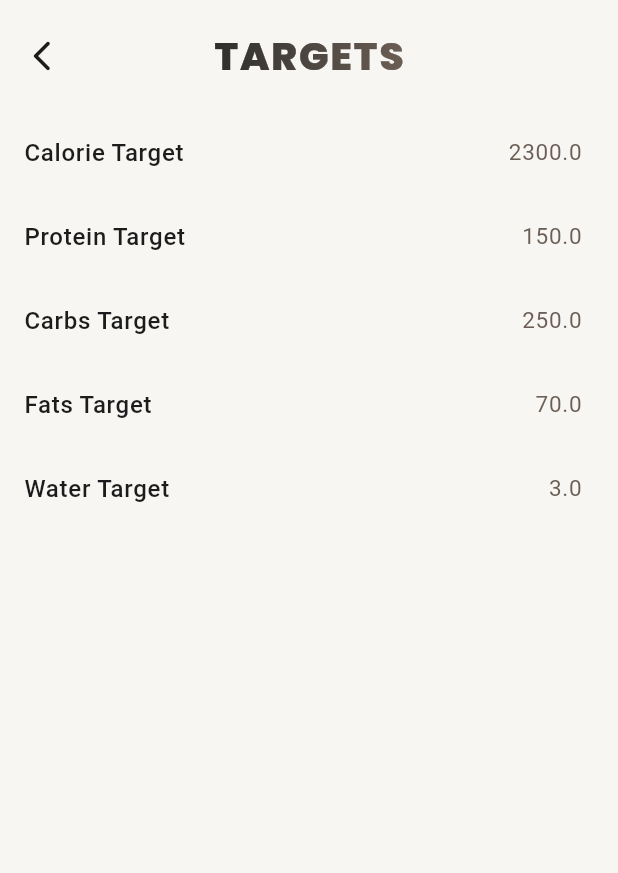
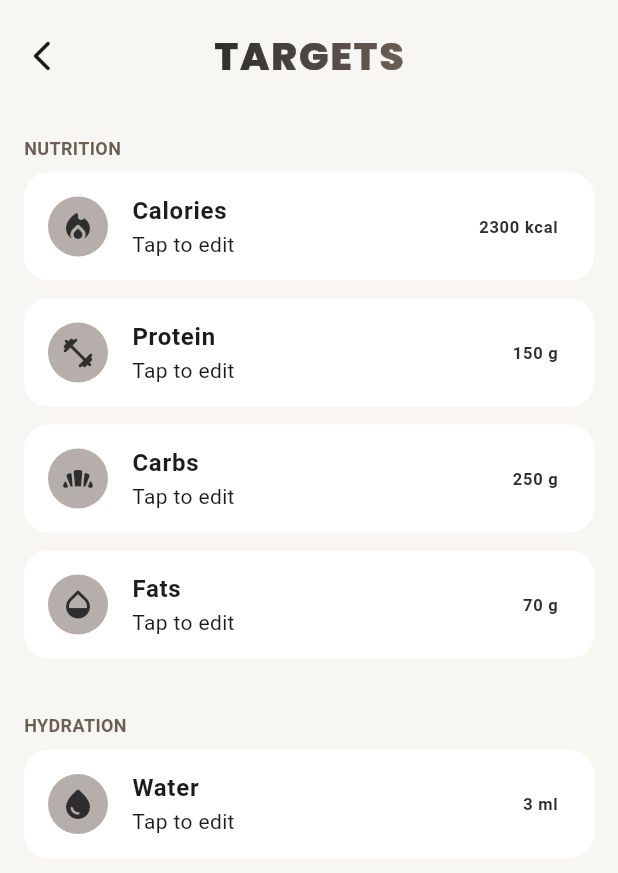
Before and after one commit to Gr8V/FuelIQ, a Flutter app: the TargetSelectionPage screen opened directly, on a phone screen of 412 x 824 dp. Shown: the top 873 px of the screen. Run offline on Flutter 3.47's test engine with Material 3 defaults, Android fonts, the phone set to English and light mode, and no system bars; our stand-ins replace auto_size_text, fl_chart, flutter_local_notifications, font_awesome_flutter, google_fonts, shared_preferences; missing offline and left inert: mobile_scanner; accounts and stored records are empty.

Commit message:
changed targets page ui/ux, and settings and theme page section titles.

```diff
--- a/fuel_iq/lib/pages/main/settings/macro_targets.dart
+++ /dev/null
@@ -1,232 +0,0 @@
-import 'package:flutter/material.dart';
-import 'package:fuel_iq/globals/user_data.dart';
-import 'package:fuel_iq/models/daily_data.dart';
-import 'package:fuel_iq/providers/daily_data_provider.dart';
-import 'package:fuel_iq/utils/utils.dart';
-import 'package:google_fonts/google_fonts.dart';
-import 'package:provider/provider.dart';
-
-class TargetSelectionPage extends StatefulWidget {
-  const TargetSelectionPage({super.key});
-
-  @override
-  State<TargetSelectionPage> createState() => _TargetSelectionPageState();
-}
-
-class _TargetSelectionPageState extends State<TargetSelectionPage> {
-  @override
-  void initState() {
-    super.initState();
-    WidgetsBinding.instance.addPostFrameCallback((_) {
-      Provider.of<DailyDataProvider>(context, listen: false)
-          .loadDailyData(todaysDate);
-    });
-  }
-
-  @override
-  Widget build(BuildContext context) {
-    //final theme = Theme.of(context);
-    //final colorScheme = theme.colorScheme;
-
-    final dailyData =
-        context.watch<DailyDataProvider>().getDailyData(todaysDate) ??
-            DailyDataModel();
-
-    double dailyCalorieTarget = dailyData.calorieTarget;
-    double dailyProteinTarget = dailyData.proteinTarget;
-    double dailyCarbsTarget = dailyData.carbsTarget;
-    double dailyFatsTarget = dailyData.fatsTarget;
-    double dailyWaterTarget = dailyData.waterTarget;
-
-    return Scaffold(
-      appBar: CustomAppBar(title: "Targets"),
-
-      body: ListView(
-        children: [
-          _buildTargetTile(
-            context: context,
-            label: "Calorie Target",
-            value: dailyCalorieTarget,
-            onSave: (newValue) async {
-              final provider =
-                  Provider.of<DailyDataProvider>(context, listen: false);
-              await provider.updateSingleTarget(
-                todaysDate,
-                'calorieTarget',
-                newValue,
-              );
-            },
-          ),
-
-          _buildTargetTile(
-            context: context,
-            label: "Protein Target",
-            value: dailyProteinTarget,
-            onSave: (newValue) async {
-              final provider =
-                  Provider.of<DailyDataProvider>(context, listen: false);
-              await provider.updateSingleTarget(
-                todaysDate,
-                'proteinTarget',
-                newValue,
-              );
-            },
-          ),
-
-          _buildTargetTile(
-            context: context,
-            label: "Carbs Target",
-            value: dailyCarbsTarget,
-            onSave: (newValue) async {
-              final provider =
-                  Provider.of<DailyDataProvider>(context, listen: false);
-              await provider.updateSingleTarget(
-                todaysDate,
-                'carbsTarget',
-                newValue,
-              );
-            },
-          ),
-
-          _buildTargetTile(
-            context: context,
-            label: "Fats Target",
-            value: dailyFatsTarget,
-            onSave: (newValue) async {
-              final provider =
-                  Provider.of<DailyDataProvider>(context, listen: false);
-              await provider.updateSingleTarget(
-                todaysDate,
-                'fatsTarget',
-                newValue,
-              );
-            },
-          ),
-
-          _buildTargetTile(
-            context: context,
-            label: "Water Target",
-            value: dailyWaterTarget,
-            onSave: (newValue) async {
-              final provider =
-                  Provider.of<DailyDataProvider>(context, listen: false);
-              await provider.updateSingleTarget(
-                todaysDate,
-                'waterTarget',
-                newValue,
-              );
-            },
-          ),
-        ],
-      ),
-    );
-  }
-
-  Widget _buildTargetTile({
-    required BuildContext context,
-    required String label,
-    required double value,
-    required Function(double) onSave,
-  }) {
-    final colorScheme = Theme.of(context).colorScheme;
-
-    return ListTile(
-      title: Row(
-        mainAxisAlignment: MainAxisAlignment.spaceBetween,
-        children: [
-          Text(label, style: const TextStyle(fontWeight: FontWeight.w500)),
-          Text(
-            value.toString(),
-            style: TextStyle(
-              color: colorScheme.secondary,
-              fontSize: 15,
-            ),
-          ),
-        ],
-      ),
-      onTap: () {
-        showEditTargetDialog(
-          context: context,
-          title: label,
-          initialValue: value,
-          onSave: onSave,
-        );
-      },
-    );
-  }
-}
-
-
-Future<void> showEditTargetDialog({
-  required BuildContext context,
-  required String title,
-  required double initialValue,
-  required Function(double newValue) onSave,
-}) async {
-  final controller = TextEditingController(text: initialValue.toStringAsFixed(0));
-
-  await showDialog(
-    context: context,
-    builder: (context) {
-      return AlertDialog(
-        insetPadding: const EdgeInsets.symmetric(horizontal: 20, vertical: 24),
-        title: Text(
-          'Set New $title',
-          style: GoogleFonts.inter(
-            fontSize: 20,
-            fontWeight: FontWeight.w600
-          ),
-        ),
-
-        content: SizedBox(
-          width: 320,
-          height: 60,
-          child: SingleChildScrollView(
-            physics: const NeverScrollableScrollPhysics(),
-            child: Column(
-              mainAxisSize: MainAxisSize.min,
-              children: [
-                TextField(
-                  controller: controller,
-                  keyboardType: TextInputType.number,
-                  decoration: InputDecoration(
-                    labelText: title,
-                    border: const OutlineInputBorder(),
-                  ),
-                ),
-              ],
-            ),
-          ),
-        ),
-        actions: [
-          TextButton(
-            onPressed: () => Navigator.pop(context),
-            child: Text(
-              'Cancel',
-              style: GoogleFonts.inter(
-                fontSize: 14,
-                fontWeight: FontWeight.w600
-              ),
-            ),
-          ),
-          ElevatedButton(
-            onPressed: () {
-              final newValue = double.tryParse(controller.text);
-              if (newValue != null && newValue > 0) {
-                onSave(newValue);
-                Navigator.pop(context);
-              }
-            },
-            child: Text(
-              'Save',
-              style: GoogleFonts.inter(
-                fontSize: 14,
-                fontWeight: FontWeight.w600
-              ),
-            ),
-          ),
-        ],
-      );
-    },
-  );
-}
--- /dev/null
+++ b/fuel_iq/lib/pages/main/settings/targets.dart
@@ -0,0 +1,221 @@
+import 'package:flutter/material.dart';
+import 'package:fuel_iq/globals/user_data.dart';
+import 'package:fuel_iq/models/daily_data.dart';
+import 'package:fuel_iq/providers/daily_data_provider.dart';
+import 'package:fuel_iq/utils/utils.dart';
+import 'package:google_fonts/google_fonts.dart';
+import 'package:provider/provider.dart';
+
+class TargetSelectionPage extends StatefulWidget {
+  const TargetSelectionPage({super.key});
+
+  @override
+  State<TargetSelectionPage> createState() => _TargetSelectionPageState();
+}
+
+class _TargetSelectionPageState extends State<TargetSelectionPage> {
+  @override
+  void initState() {
+    super.initState();
+    WidgetsBinding.instance.addPostFrameCallback((_) {
+      Provider.of<DailyDataProvider>(context, listen: false)
+          .loadDailyData(todaysDate);
+    });
+  }
+
+  @override
+  Widget build(BuildContext context) {
+    final dailyData =
+        context.watch<DailyDataProvider>().getDailyData(todaysDate) ??
+            DailyDataModel();
+
+    return Scaffold(
+      appBar: CustomAppBar(title: "Targets"),
+      body: ListView(
+        padding: const EdgeInsets.all(16),
+        children: [
+          _SectionHeader(title: "Nutrition"),
+
+          _TargetCard(
+            icon: Icons.local_fire_department_rounded,
+            label: "Calories",
+            unit: "kcal",
+            value: dailyData.calorieTarget,
+            onSave: (v) => _update(context, 'calorieTarget', v),
+          ),
+          _TargetCard(
+            icon: Icons.fitness_center_rounded,
+            label: "Protein",
+            unit: "g",
+            value: dailyData.proteinTarget,
+            onSave: (v) => _update(context, 'proteinTarget', v),
+          ),
+          _TargetCard(
+            icon: Icons.bakery_dining_rounded,
+            label: "Carbs",
+            unit: "g",
+            value: dailyData.carbsTarget,
+            onSave: (v) => _update(context, 'carbsTarget', v),
+          ),
+          _TargetCard(
+            icon: Icons.opacity_rounded,
+            label: "Fats",
+            unit: "g",
+            value: dailyData.fatsTarget,
+            onSave: (v) => _update(context, 'fatsTarget', v),
+          ),
+
+          const SizedBox(height: 24),
+
+          _SectionHeader(title: "Hydration"),
+
+          _TargetCard(
+            icon: Icons.water_drop_rounded,
+            label: "Water",
+            unit: "ml",
+            value: dailyData.waterTarget,
+            onSave: (v) => _update(context, 'waterTarget', v),
+          ),
+        ],
+      ),
+    );
+  }
+
+  Future<void> _update(
+    BuildContext context,
+    String field,
+    double value,
+  ) async {
+    final provider = Provider.of<DailyDataProvider>(context, listen: false);
+    await provider.updateSingleTarget(todaysDate, field, value);
+  }
+}
+
+class _SectionHeader extends StatelessWidget {
+  final String title;
+  const _SectionHeader({required this.title});
+
+  @override
+  Widget build(BuildContext context) {
+    final theme = Theme.of(context);
+    final colorScheme = theme.colorScheme;
+    return Padding(
+      padding: const EdgeInsets.only(bottom: 8),
+      child: Text(
+        title.toUpperCase(),
+        style: TextStyle(
+          fontSize: 12,
+          fontWeight: FontWeight.w600,
+          color: colorScheme.secondary,
+        ),
+      ),
+    );
+  }
+}
+
+class _TargetCard extends StatelessWidget {
+  final IconData icon;
+  final String label;
+  final String unit;
+  final double value;
+  final Function(double) onSave;
+
+  const _TargetCard({
+    required this.icon,
+    required this.label,
+    required this.unit,
+    required this.value,
+    required this.onSave,
+  });
+
+  @override
+  Widget build(BuildContext context) {
+    final theme = Theme.of(context);
+    final colorScheme = theme.colorScheme;
+
+    return Card(
+      elevation: 0,
+      margin: const EdgeInsets.only(bottom: 12),
+      shape: RoundedRectangleBorder(
+        borderRadius: BorderRadius.circular(16),
+      ),
+      child: ListTile(
+        leading: CircleAvatar(
+          backgroundColor: colorScheme.secondary.withValues(alpha: 0.5),
+          child: Icon(icon, color: colorScheme.primary),
+        ),
+        title: Text(
+          label,
+          style: const TextStyle(fontWeight: FontWeight.w600),
+        ),
+        subtitle: const Text("Tap to edit"),
+        trailing: Text(
+          "${value.toStringAsFixed(0)} $unit",
+          style: TextStyle(
+            fontWeight: FontWeight.w600,
+            color: colorScheme.primary,
+          ),
+        ),
+        onTap: () {
+          showEditTargetDialog(
+            context: context,
+            title: label,
+            initialValue: value,
+            unit: unit,
+            onSave: onSave,
+          );
+        },
+      ),
+    );
+  }
+}
+
+Future<void> showEditTargetDialog({
+  required BuildContext context,
+  required String title,
+  required String unit,
+  required double initialValue,
+  required Function(double) onSave,
+}) async {
+  final controller =
+      TextEditingController(text: initialValue.toStringAsFixed(0));
+
+  await showDialog(
+    context: context,
+    builder: (context) {
+      return AlertDialog(
+        title: Text(
+          "Set $title",
+          style: GoogleFonts.inter(
+            fontSize: 20,
+            fontWeight: FontWeight.w600,
+          ),
+        ),
+        content: TextField(
+          controller: controller,
+          keyboardType: TextInputType.number,
+          decoration: InputDecoration(
+            suffixText: unit,
+            border: const OutlineInputBorder(),
+          ),
+        ),
+        actions: [
+          TextButton(
+            onPressed: () => Navigator.pop(context),
+            child: const Text("Cancel"),
+          ),
+          ElevatedButton(
+            onPressed: () {
+              final value = double.tryParse(controller.text);
+              if (value != null && value > 0) {
+                onSave(value);
+                Navigator.pop(context);
+              }
+            },
+            child: const Text("Save"),
+          ),
+        ],
+      );
+    },
+  );
+}
```
Also changed, not shown: fuel_iq/lib/pages/main/settings.dart (+13 -27 lines), fuel_iq/lib/pages/main/settings/theme.dart (+14 -6 lines).
